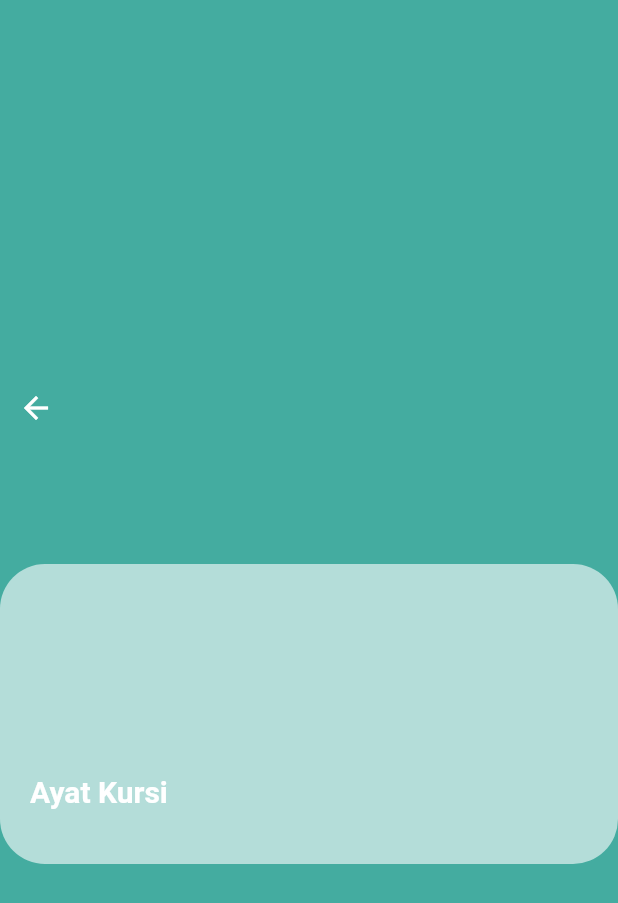
After one commit to Adrifa/Aplikasi-bacaan_sholat, a Flutter app: the screen it shows after launch, after a tap on "Ayat Kursi", on a phone screen of 412 x 824 dp. The commit adds this screen. Shown: the top 903 px of the screen. Run offline on Flutter 3.47's test engine with Material 2 defaults, Android fonts, the phone set to English and light mode, and no system bars.

Commit message:
final progress

```diff
--- /dev/null
+++ b/lib/page/ayat_kursi_page.dart
@@ -0,0 +1,62 @@
+import 'package:flutter/material.dart';
+
+class AyatKursi extends StatefulWidget {
+  const AyatKursi({Key? key}) : super(key: key);
+
+  @override
+  State<AyatKursi> createState() => _AyatKursiState();
+}
+
+class _AyatKursiState extends State<AyatKursi> {
+  @override
+  Widget build(BuildContext context) {
+    return Scaffold(
+        backgroundColor: const Color(0xff44aca0),
+        body: SafeArea(
+          child: Column(
+            mainAxisAlignment: MainAxisAlignment.center,
+            children: [
+              Align(
+                alignment: Alignment.topLeft,
+                child: IconButton(
+                    onPressed: () => Navigator.of(context).pop(),
+                    icon: const Icon(
+                      Icons.arrow_back,
+                      color: Colors.white,
+                    )),
+              ),
+              Align(
+                alignment: Alignment.topLeft,
+                child: Container(
+                  margin: const EdgeInsets.only(top: 80),
+                  decoration: BoxDecoration(
+                    borderRadius: BorderRadius.circular(30),
+                    color: const Color(0xffb4ddd9),
+                  ),
+                  height: 200,
+                  width: MediaQuery.of(context).size.width,
+                  child: Container(
+                    margin: const EdgeInsets.only(top: 120, left: 20),
+                    child: Column(
+                      crossAxisAlignment: CrossAxisAlignment.start,
+                      mainAxisAlignment: MainAxisAlignment.center,
+                      children: const [
+                        Text(
+                          "Ayat Kursi",
+                          style: TextStyle(
+                            color: Colors.white,
+                            fontSize: 20,
+                            fontWeight: FontWeight.bold,
+                          ),
+                        ),
+                        Text(""),
+                      ],
+                    ),
+                  ),
+                ),
+              )
+            ],
+          ),
+        ));
+  }
+}
--- a/lib/page/main_page.dart
+++ b/lib/page/main_page.dart
@@ -1,3 +1,4 @@
+import 'package:bacaan_sholat/page/ayat_kursi_page.dart';
 import 'package:bacaan_sholat/page/bacaan_sholat_page.dart';
 import 'package:bacaan_sholat/page/niat_sholat_page.dart';
 import 'package:flutter/material.dart';
@@ -87,6 +88,10 @@ class _MainPageState extends State<MainPage> {
                   child: InkWell(
                     highlightColor: Colors.transparent,
                     splashColor: Colors.transparent,
+                    onTap: () {
+                      Navigator.push(context,
+                          MaterialPageRoute(builder: (context) => AyatKursi()));
+                    },
                     child: Column(
                       children: [
                         Image(
```
